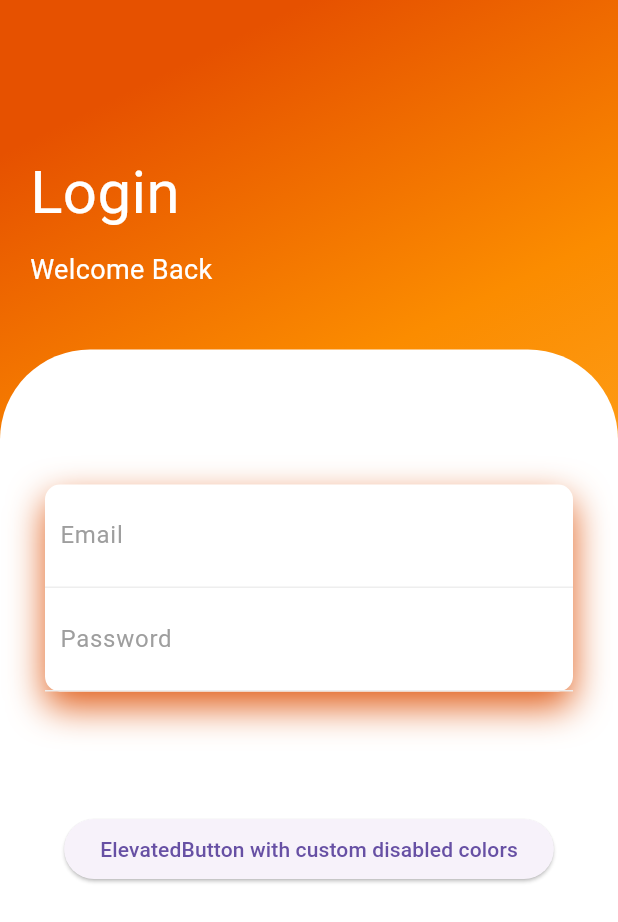
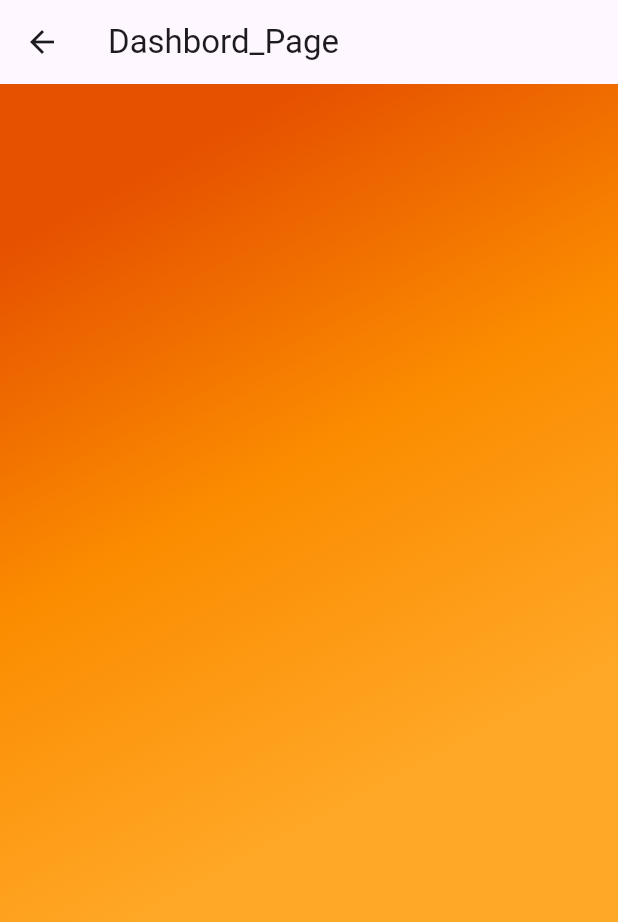
Before and after one commit to reza483t/login_page, a Flutter app: the screen it shows after launch, on a phone screen of 412 x 824 dp. Shown: the top 922 px of the screen. Run offline on Flutter 3.47's test engine with Material 3 defaults, Android fonts, the phone set to English and light mode, and no system bars; our stand-ins replace convert; missing offline and left inert: dart:html.

Commit message:
login page final

```diff
--- /dev/null
+++ b/lib/dashbord_Page.dart
@@ -0,0 +1,17 @@
+import 'package:flutter/material.dart';
+import 'package:login_page/main.dart';
+
+class dashbord_Page extends StatelessWidget {
+  @override
+  Widget build(BuildContext context) {
+    return Scaffold(
+      appBar: AppBar(title: Text("Dashbord_Page")),
+      body: Container(  decoration: BoxDecoration(
+            gradient: LinearGradient(begin: Alignment.topCenter, colors: [
+          Colors.orange.shade900,
+          Colors.orange.shade600,
+          Colors.orange.shade400,
+        ])),)
+    );
+  }
+}
--- a/pubspec.yaml
+++ b/pubspec.yaml
@@ -34,6 +34,9 @@ dependencies:
   # Use with the CupertinoIcons class for iOS style icons.
   cupertino_icons: ^1.0.2
   simple_animations: ^5.0.2
+  http: ^1.2.0
+  convert: ^3.1.1
+  universal_html: ^2.2.4
 
 dev_dependencies:
   flutter_test:
```
Also changed, not shown: lib/main.dart (+72 -35 lines), lib/Animation/FadeAnimation.dart (deleted), pubspec.lock.
